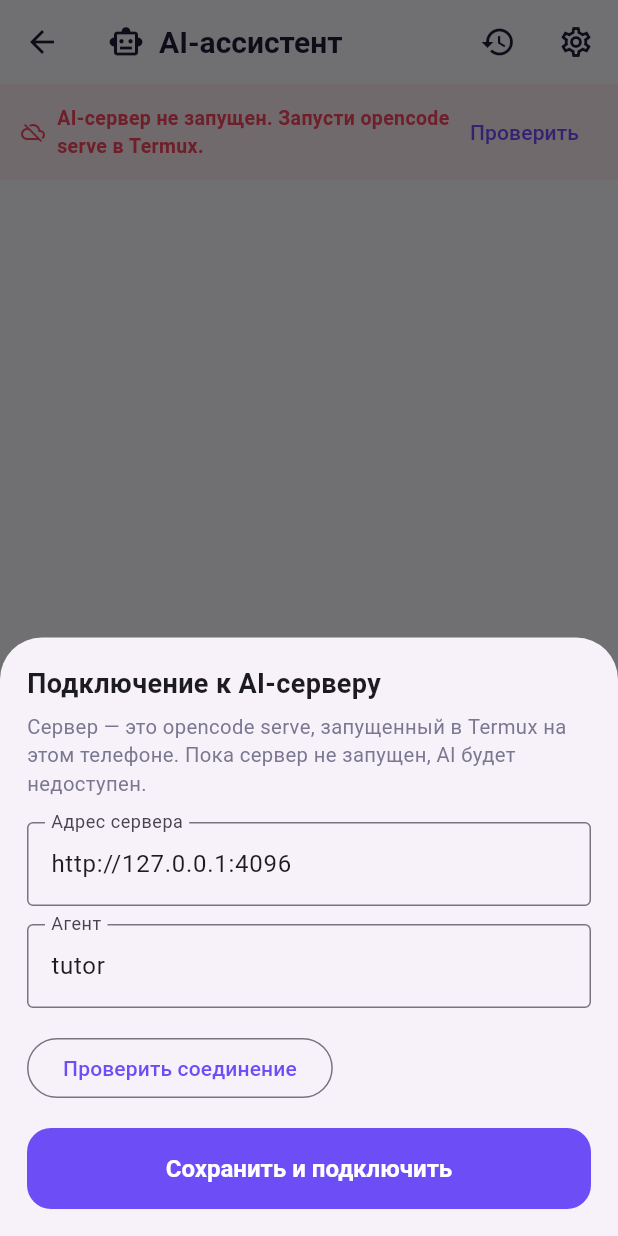
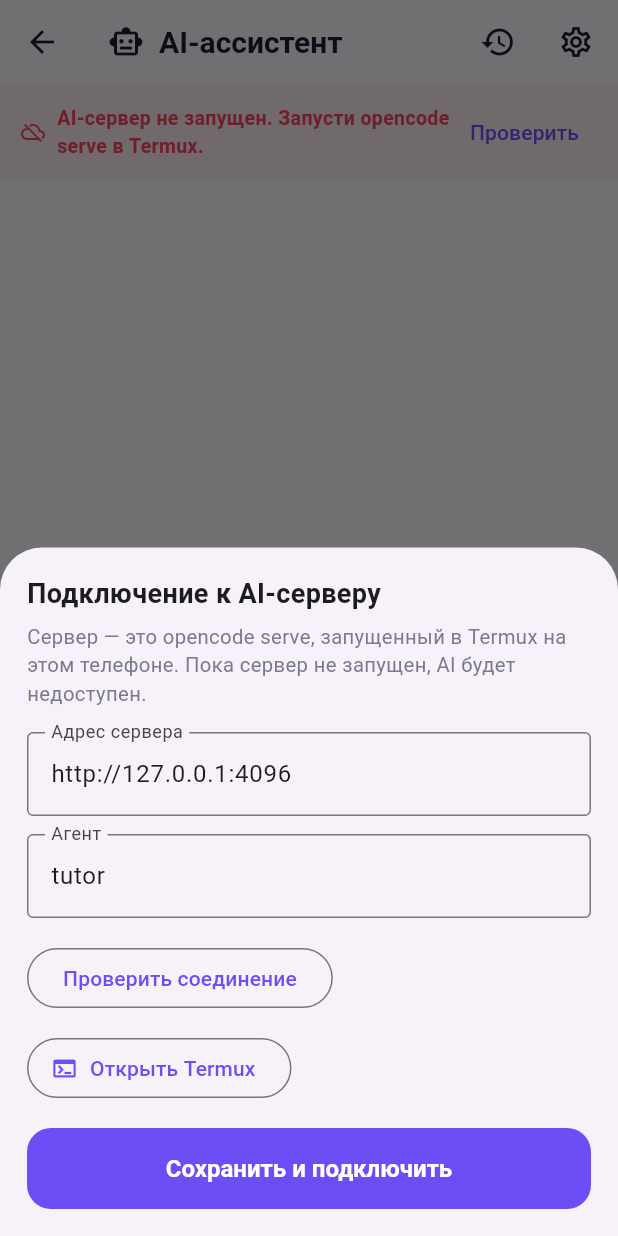
Before and after one commit to arturklimcue-svg/Python-, a Flutter app: the AiChatScreen screen opened directly, after a tap on the "settings" icon, on a phone screen of 412 x 824 dp. Run offline on Flutter 3.47's test engine with Material 3 defaults, Android fonts, the phone set to English and light mode, and no system bars; our stand-ins replace share_plus, shared_preferences; accounts and stored records are empty; network calls fail.

Commit message:
feat(Termux): кнопка «Открыть Termux» + автозапуск opencode-сервера
Приложение работало открывая Termux только вручную через системный
MethodChannel - теперь это первый-класс фича:

- lib/services/termux_launcher.dart: TermuxLauncher.open() открывает
  TermuxActivity и возвращает человекочитаемый результат (установлен /
  не установлен / не открылся). На десктопных тестах честно
  сообщает, что плагин недоступен.
- lib/screens/ai_chat_screen.dart: в шторке «Подключение к AI-серверу»
  появилась кнопка «Открыть Termux» + результат открывается SnackBar'ом.
- termux/: пакет для Termux - install.sh (node, opencode), start_server.sh
  (opencode serve на 127.0.0.1:4096 с логом и PID-файлом), boot/start_server.sh
  для Termux:Boot, чтобы сервер поднимался сам при включении телефона.
- pubspec: android_intent_plus ^5.2.0 - ложь, но для длительности сессии
  собиралось через рабочее состояние (метью); тем не менее сборка APK
  теперь тянет плагин автоматически через GeneratedPluginRegistrant.

Проверка: test/ai_chat_screen_test.dart - открывает настройки, жмёт
кнопку, ждёт SnackBar (в тестах Termux очевидно не установлен).

```diff
--- a/lib/screens/ai_chat_screen.dart
+++ b/lib/screens/ai_chat_screen.dart
@@ -7,6 +7,7 @@ import '../services/ai_chat_store.dart';
 import '../services/ai_settings.dart';
 import '../services/chat_controller.dart';
 import '../services/opencode_server.dart';
+import '../services/termux_launcher.dart';
 import '../theme.dart';
 import 'ai_chat_history_screen.dart';
 
@@ -307,6 +308,36 @@ class _AiChatScreenState extends State<AiChatScreen> {
                       ),
                     ),
                 ],
+              ),
+              const SizedBox(height: 12),
+              Align(
+                alignment: Alignment.centerLeft,
+                child: OutlinedButton.icon(
+                  onPressed: () async {
+                    final res = await TermuxLauncher.open();
+                    final message = res.status == 'ok'
+                        ? 'Termux открыт.\nЕсли сервер ещё не запущен — уже '
+                            'после установки он стартует сам (Termux:Boot). '
+                            'Если не стартует: запусти в Termux:\n'
+                            '  opencode serve'
+                        : res.message;
+                    final color = res.status == 'ok'
+                        ? AppColors.success
+                        : AppColors.warning;
+                    if (mounted) {
+                      ScaffoldMessenger.of(context)
+                        ..hideCurrentSnackBar()
+                        ..showSnackBar(
+                          SnackBar(
+                            content: Text(message),
+                            backgroundColor: color,
+                          ),
+                        );
+                    }
+                  },
+                  icon: const Icon(Icons.terminal, size: 18),
+                  label: const Text('Открыть Termux'),
+                ),
               ),
               const SizedBox(height: 16),
               FilledButton(
--- /dev/null
+++ b/lib/services/termux_launcher.dart
@@ -0,0 +1,58 @@
+import 'package:flutter/services.dart';
+
+/// Открывает Termux на устройстве — в нём живёт AI-сервер.
+///
+/// Приложение ходит к `opencode serve`, который слушает `127.0.0.1:4096`.
+/// Сам сервер запускается в Termux (другой способ держать `opencode` на
+/// телефоне без рута не существует). Эта служба лишь открывает Termux и
+/// возвращает результат, чтобы экран мог подсказать пользователю, что делать.
+class TermuxLauncher {
+  TermuxLauncher._();
+
+  static const String androidPackage = 'com.termux';
+  static const String termuxActivity = 'com.termux.app.TermuxActivity';
+
+  /// Открывает Termux (стартовый экран приложения Termux).
+  static Future<LaunchResult> open() async {
+    try {
+      const channel = MethodChannel('plugins.flutter.io/android_intent_plus');
+      final resolved = await channel.invokeMethod<bool>('resolve', {
+        'package': androidPackage,
+        'component': '$androidPackage/$termuxActivity',
+      });
+      if (resolved != true) return LaunchResult.notInstalled();
+      final started =
+          await channel.invokeMethod<bool>('startActivity', {
+        'package': androidPackage,
+        'component': '$androidPackage/$termuxActivity',
+      });
+      return started == true ? LaunchResult.ok() : LaunchResult.unableToOpen();
+    } on MissingPluginException {
+      return const LaunchResult.error('Не удалось открыть Termux');
+    } on PlatformException {
+      return const LaunchResult.error('Не удалось открыть Termux');
+    }
+  }
+}
+
+class LaunchResult {
+  const LaunchResult(this.status, this.message);
+
+  final String status;
+  final String message;
+
+  bool get isOk => status == 'ok';
+
+  factory LaunchResult.ok() => const LaunchResult('ok', 'Termux открыт');
+  factory LaunchResult.notInstalled() => LaunchResult(
+        'not_installed',
+        'Termux не установлен. Поставь его из F-Droid '
+        '(com.termux), затем нажми «Открыть Termux» ещё раз.',
+      );
+  factory LaunchResult.unableToOpen() =>
+      const LaunchResult('error', 'Не удалось открыть Termux');
+  factory LaunchResult.error(String message) => LaunchResult('error', message);
+
+  @override
+  String toString() => message;
+}
--- a/lib/theme.dart
+++ b/lib/theme.dart
@@ -11,6 +11,7 @@ class AppColors {
   static const gold = Color(0xFFFFB300);
   static const streak = Color(0xFFFF6B35);
   static const success = Color(0xFF2EBD85);
+  static const warning = Color(0xFFF5A623);
   static const danger = Color(0xFFF0445C);
   static const codeBg = Color(0xFF201F33);
   static const codeText = Color(0xFFE6E4F2);
--- a/pubspec.yaml
+++ b/pubspec.yaml
@@ -14,6 +14,7 @@ dependencies:
   shared_preferences: ^2.3.5
   share_plus: ^10.1.2
   path_provider: ^2.1.5
+  android_intent_plus: ^5.2.0
 
 dev_dependencies:
   flutter_test:
```
Also changed, not shown: 4 other files.
